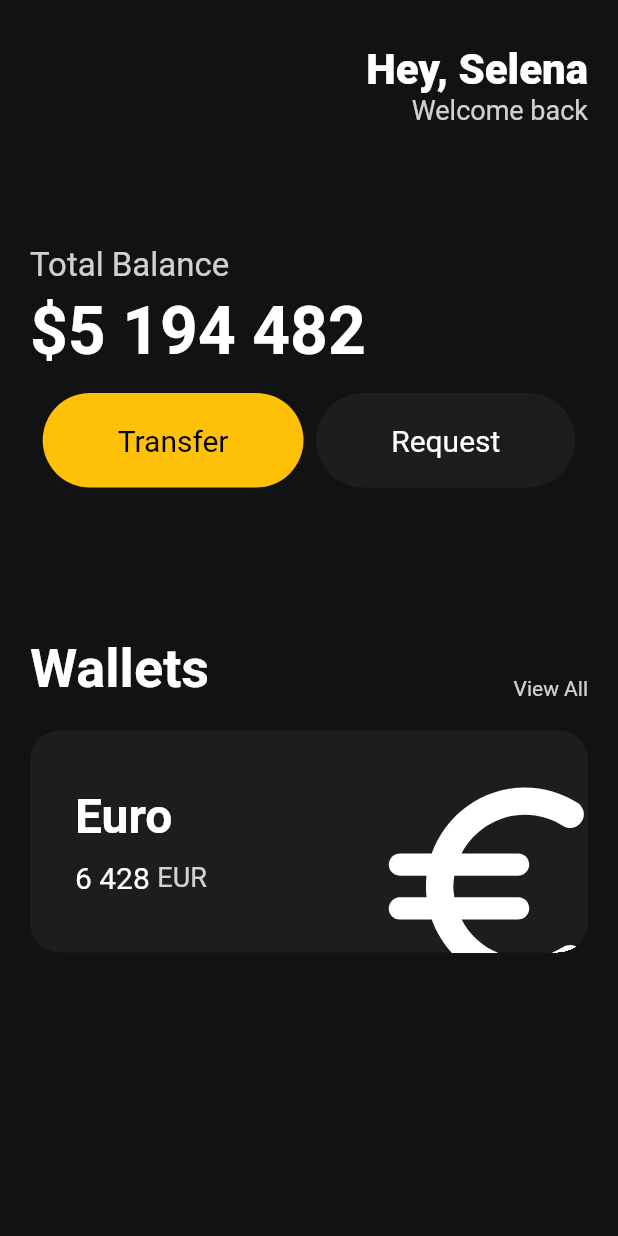
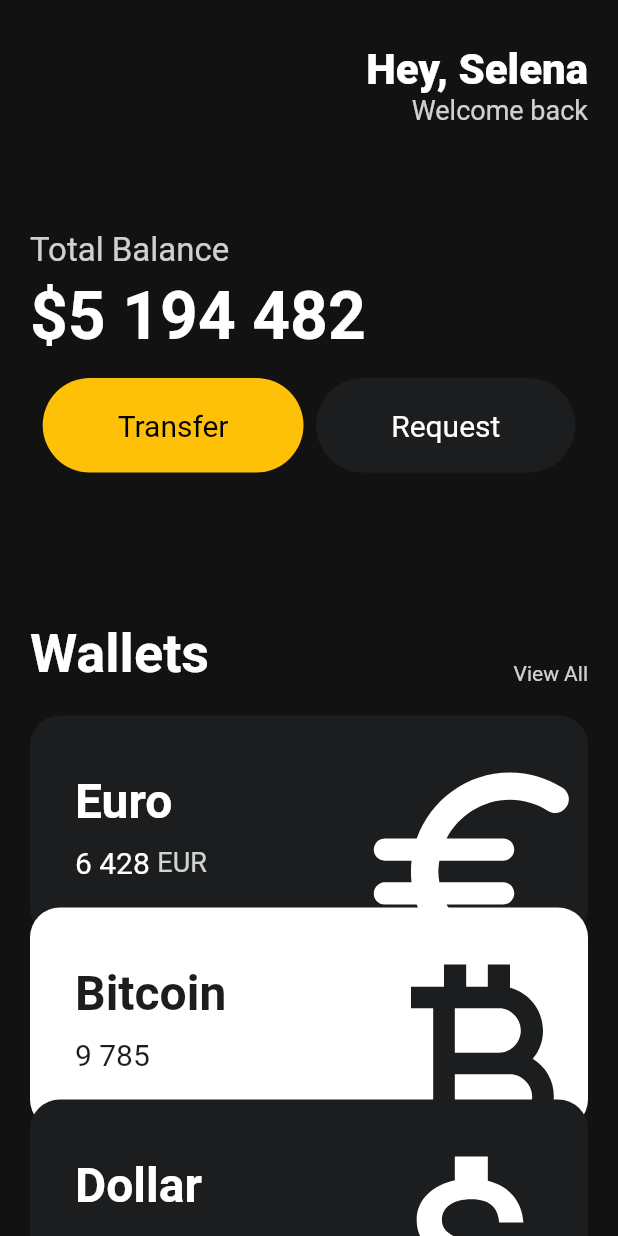
Before and after one commit to Hwisaek/toonflix, a Flutter app: the screen it shows after launch, on a phone screen of 412 x 824 dp. Run offline on Flutter 3.47's test engine with Material 2 defaults, Android fonts, the phone set to English and light mode, and no system bars.

```diff
--- a/lib/main.dart
+++ b/lib/main.dart
@@ -1,5 +1,6 @@
 import 'package:flutter/material.dart';
 import 'package:toonflix/widgets/button.dart';
+import 'package:toonflix/widgets/currency_card.dart';
 
 void main() {
   runApp(const App());
@@ -13,7 +14,8 @@ class App extends StatelessWidget {
     return MaterialApp(
       home: Scaffold(
         backgroundColor: const Color.fromARGB(255, 18, 18, 18),
-        body: Padding(
+        body: SingleChildScrollView(
+          child: Padding(
             padding: const EdgeInsets.symmetric(horizontal: 20),
             child: Column(
               crossAxisAlignment: CrossAxisAlignment.start,
@@ -45,7 +47,7 @@ class App extends StatelessWidget {
                   ],
                 ),
                 const SizedBox(
-                height: 80,
+                  height: 70,
                 ),
                 Text(
                   "Total Balance",
@@ -107,69 +109,32 @@ class App extends StatelessWidget {
                 const SizedBox(
                   height: 20,
                 ),
-              Container(
-                clipBehavior: Clip.hardEdge,
-                decoration: BoxDecoration(
-                    color: const Color.fromARGB(255, 27, 29, 31),
-                    borderRadius: BorderRadius.circular(20)),
-                child: Padding(
-                  padding: const EdgeInsets.all(30),
-                  child: Row(
-                    mainAxisAlignment: MainAxisAlignment.spaceBetween,
-                    children: [
-                      Column(
-                        crossAxisAlignment: CrossAxisAlignment.start,
-                        children: [
-                          const Text(
-                            'Euro',
-                            style: TextStyle(
-                              color: Colors.white,
-                              fontSize: 32,
-                              fontWeight: FontWeight.w600,
+                const CurrencyCard(
+                  name: 'Euro',
+                  code: 'EUR',
+                  amount: '6 428',
+                  icon: Icons.euro_rounded,
+                  isInverted: false,
+                  order: 1,
                 ),
+                const CurrencyCard(
+                  name: 'Bitcoin',
+                  code: 'BTC',
+                  amount: '9 785',
+                  icon: Icons.currency_bitcoin,
+                  isInverted: true,
+                  order: 2,
                 ),
-                          const SizedBox(
-                            height: 10,
-                          ),
-                          Row(
-                            children: [
-                              const Text(
-                                '6 428',
-                                style: TextStyle(
-                                  color: Colors.white,
-                                  fontSize: 20,
-                                ),
-                              ),
-                              const SizedBox(
-                                width: 5,
-                              ),
-                              Text(
-                                'EUR',
-                                style: TextStyle(
-                                  color: Colors.white.withOpacity(0.8),
-                                  fontSize: 18,
-                                ),
-                              ),
-                            ],
-                          )
-                        ],
-                      ),
-                      Transform.scale(
-                        scale: 2,
-                        child: Transform.translate(
-                          offset: const Offset(5, 15),
-                          child: const Icon(
-                            Icons.euro_rounded,
-                            color: Colors.white,
-                            size: 88,
-                          ),
-                        ),
+                const CurrencyCard(
+                  name: 'Dollar',
+                  code: 'USD',
+                  amount: '428',
+                  icon: Icons.attach_money_outlined,
+                  isInverted: false,
+                  order: 3,
                 ),
               ],
             ),
-                ),
-              )
-            ],
           ),
         ),
       ),
--- /dev/null
+++ b/lib/widgets/currency_card.dart
@@ -0,0 +1,89 @@
+import 'package:flutter/material.dart';
+
+class CurrencyCard extends StatelessWidget {
+  final String name, code, amount;
+  final IconData icon;
+  final bool isInverted;
+  final int order;
+
+  final _blackcolor = const Color.fromARGB(255, 27, 29, 31);
+
+  const CurrencyCard({
+    super.key,
+    required this.name,
+    required this.code,
+    required this.amount,
+    required this.icon,
+    required this.isInverted,
+    required this.order,
+  });
+
+  @override
+  Widget build(BuildContext context) {
+    return Transform.translate(
+      offset: Offset(0, (order - 1) * -20),
+      child: Container(
+        clipBehavior: Clip.hardEdge,
+        decoration: BoxDecoration(
+            color: isInverted ? Colors.white : _blackcolor,
+            borderRadius: BorderRadius.circular(20)),
+        child: Padding(
+          padding: const EdgeInsets.all(30),
+          child: Row(
+            mainAxisAlignment: MainAxisAlignment.spaceBetween,
+            children: [
+              Column(
+                crossAxisAlignment: CrossAxisAlignment.start,
+                children: [
+                  Text(
+                    name,
+                    style: TextStyle(
+                      color: isInverted ? _blackcolor : Colors.white,
+                      fontSize: 32,
+                      fontWeight: FontWeight.w600,
+                    ),
+                  ),
+                  const SizedBox(
+                    height: 10,
+                  ),
+                  Row(
+                    children: [
+                      Text(
+                        amount,
+                        style: TextStyle(
+                          color: isInverted ? _blackcolor : Colors.white,
+                          fontSize: 20,
+                        ),
+                      ),
+                      const SizedBox(
+                        width: 5,
+                      ),
+                      Text(
+                        code,
+                        style: TextStyle(
+                          color: Colors.white.withOpacity(0.8),
+                          fontSize: 18,
+                        ),
+                      ),
+                    ],
+                  )
+                ],
+              ),
+              Transform.scale(
+                scale: 2,
+                child: Transform.translate(
+                  offset: const Offset(0, 15),
+                  child: Icon(
+                    icon,
+                    color: isInverted ? _blackcolor : Colors.white,
+                    size: 88,
+                  ),
+                ),
+              ),
+            ],
+          ),
+        ),
+      ),
+    );
+  }
+}
```
Lines whose indentation alone changed are shown as unchanged.
